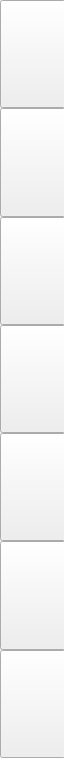
Above: bqViewer/ui/ViewerPdfPageHandlerLandscape.ui from bq/cervantes before the change. Below: the same form after it.
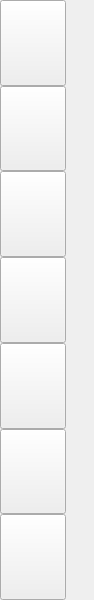
That is the form after the change.

```diff
--- a/bqViewer/ui/ViewerPdfPageHandlerLandscape.ui
+++ b/bqViewer/ui/ViewerPdfPageHandlerLandscape.ui
@@ -6,8 +6,8 @@
    <rect>
     <x>0</x>
     <y>0</y>
-    <width>64</width>
-    <height>758</height>
+    <width>94</width>
+    <height>600</height>
    </rect>
   </property>
   <property name="windowTitle">
@@ -22,7 +22,7 @@
      <x>0</x>
      <y>0</y>
      <width>66</width>
-     <height>758</height>
+     <height>600</height>
     </rect>
    </property>
    <layout class="QVBoxLayout" name="verticalLayout">
@@ -32,102 +32,6 @@
     <property name="margin">
      <number>0</number>
     </property>
-    <item>
-     <widget class="QPushButton" name="closeBtn">
-      <property name="sizePolicy">
-       <sizepolicy hsizetype="Minimum" vsizetype="Expanding">
-        <horstretch>0</horstretch>
-        <verstretch>0</verstretch>
-       </sizepolicy>
-      </property>
-      <property name="focusPolicy">
-       <enum>Qt::NoFocus</enum>
-      </property>
-      <property name="text">
-       <string/>
-      </property>
-     </widget>
-    </item>
-    <item>
-     <widget class="QPushButton" name="landscapeModeBtn">
-      <property name="sizePolicy">
-       <sizepolicy hsizetype="Minimum" vsizetype="Expanding">
-        <horstretch>0</horstretch>
-        <verstretch>0</verstretch>
-       </sizepolicy>
-      </property>
-      <property name="focusPolicy">
-       <enum>Qt::NoFocus</enum>
-      </property>
-      <property name="text">
-       <string/>
-      </property>
-     </widget>
-    </item>
-    <item>
-     <widget class="QPushButton" name="heightAdjustBtn">
-      <property name="sizePolicy">
-       <sizepolicy hsizetype="Minimum" vsizetype="Expanding">
-        <horstretch>0</horstretch>
-        <verstretch>0</verstretch>
-       </sizepolicy>
-      </property>
-      <property name="focusPolicy">
-       <enum>Qt::NoFocus</enum>
-      </property>
-      <property name="text">
-       <string/>
-      </property>
-     </widget>
-    </item>
-    <item>
-     <widget class="QPushButton" name="widthAdjustBtn">
-      <property name="sizePolicy">
-       <sizepolicy hsizetype="Minimum" vsizetype="Expanding">
-        <horstretch>0</horstretch>
-        <verstretch>0</verstretch>
-       </sizepolicy>
-      </property>
-      <property name="focusPolicy">
-       <enum>Qt::NoFocus</enum>
-      </property>
-      <property name="text">
-       <string/>
-      </property>
-     </widget>
-    </item>
-    <item>
-     <widget class="QPushButton" name="fullScreenBtn">
-      <property name="sizePolicy">
-       <sizepolicy hsizetype="Minimum" vsizetype="Expanding">
-        <horstretch>0</horstretch>
-        <verstretch>0</verstretch>
-       </sizepolicy>
-      </property>
-      <property name="focusPolicy">
-       <enum>Qt::NoFocus</enum>
-      </property>
-      <property name="text">
-       <string/>
-      </property>
-     </widget>
-    </item>
-    <item>
-     <widget class="QPushButton" name="zoomMinusBtn">
-      <property name="sizePolicy">
-       <sizepolicy hsizetype="Ignored" vsizetype="Expanding">
-        <horstretch>0</horstretch>
-        <verstretch>0</verstretch>
-       </sizepolicy>
-      </property>
-      <property name="focusPolicy">
-       <enum>Qt::NoFocus</enum>
-      </property>
-      <property name="text">
-       <string/>
-      </property>
-     </widget>
-    </item>
     <item>
      <widget class="QPushButton" name="zoomPlusBtn">
       <property name="sizePolicy">
@@ -144,6 +48,102 @@
       </property>
      </widget>
     </item>
+    <item>
+     <widget class="QPushButton" name="zoomMinusBtn">
+      <property name="sizePolicy">
+       <sizepolicy hsizetype="Ignored" vsizetype="Expanding">
+        <horstretch>0</horstretch>
+        <verstretch>0</verstretch>
+       </sizepolicy>
+      </property>
+      <property name="focusPolicy">
+       <enum>Qt::NoFocus</enum>
+      </property>
+      <property name="text">
+       <string/>
+      </property>
+     </widget>
+    </item>
+    <item>
+     <widget class="QPushButton" name="fullScreenBtn">
+      <property name="sizePolicy">
+       <sizepolicy hsizetype="Minimum" vsizetype="Expanding">
+        <horstretch>0</horstretch>
+        <verstretch>0</verstretch>
+       </sizepolicy>
+      </property>
+      <property name="focusPolicy">
+       <enum>Qt::NoFocus</enum>
+      </property>
+      <property name="text">
+       <string/>
+      </property>
+     </widget>
+    </item>
+    <item>
+     <widget class="QPushButton" name="widthAdjustBtn">
+      <property name="sizePolicy">
+       <sizepolicy hsizetype="Minimum" vsizetype="Expanding">
+        <horstretch>0</horstretch>
+        <verstretch>0</verstretch>
+       </sizepolicy>
+      </property>
+      <property name="focusPolicy">
+       <enum>Qt::NoFocus</enum>
+      </property>
+      <property name="text">
+       <string/>
+      </property>
+     </widget>
+    </item>
+    <item>
+     <widget class="QPushButton" name="heightAdjustBtn">
+      <property name="sizePolicy">
+       <sizepolicy hsizetype="Minimum" vsizetype="Expanding">
+        <horstretch>0</horstretch>
+        <verstretch>0</verstretch>
+       </sizepolicy>
+      </property>
+      <property name="focusPolicy">
+       <enum>Qt::NoFocus</enum>
+      </property>
+      <property name="text">
+       <string/>
+      </property>
+     </widget>
+    </item>
+    <item>
+     <widget class="QPushButton" name="landscapeModeBtn">
+      <property name="sizePolicy">
+       <sizepolicy hsizetype="Minimum" vsizetype="Expanding">
+        <horstretch>0</horstretch>
+        <verstretch>0</verstretch>
+       </sizepolicy>
+      </property>
+      <property name="focusPolicy">
+       <enum>Qt::NoFocus</enum>
+      </property>
+      <property name="text">
+       <string/>
+      </property>
+     </widget>
+    </item>
+    <item>
+     <widget class="QPushButton" name="closeBtn">
+      <property name="sizePolicy">
+       <sizepolicy hsizetype="Minimum" vsizetype="Expanding">
+        <horstretch>0</horstretch>
+        <verstretch>0</verstretch>
+       </sizepolicy>
+      </property>
+      <property name="focusPolicy">
+       <enum>Qt::NoFocus</enum>
+      </property>
+      <property name="text">
+       <string/>
+      </property>
+     </widget>
+    </item>
    </layout>
   </widget>
  </widget>
```
